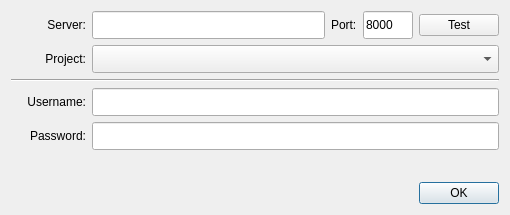
Above: maya/ui/auth.ui from lonegather/Samkit before the change. Below: the same form after it.
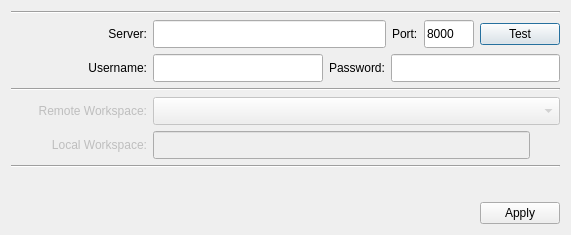
That is the form after the change.

```diff
--- a/maya/ui/auth.ui
+++ b/maya/ui/auth.ui
@@ -6,8 +6,8 @@
    <rect>
     <x>0</x>
     <y>0</y>
-    <width>510</width>
-    <height>215</height>
+    <width>571</width>
+    <height>235</height>
    </rect>
   </property>
   <property name="windowTitle">
@@ -16,7 +16,14 @@
   <property name="modal">
    <bool>true</bool>
   </property>
-  <layout class="QVBoxLayout" name="verticalLayout_3">
+  <layout class="QVBoxLayout" name="verticalLayout_2">
+   <item>
+    <widget class="Line" name="line_3">
+     <property name="orientation">
+      <enum>Qt::Horizontal</enum>
+     </property>
+    </widget>
+   </item>
    <item>
     <layout class="QHBoxLayout" name="horizontalLayout">
      <item>
@@ -29,7 +36,7 @@
        </property>
        <property name="minimumSize">
         <size>
-         <width>75</width>
+         <width>136</width>
          <height>0</height>
         </size>
        </property>
@@ -101,56 +108,13 @@
      </item>
     </layout>
    </item>
-   <item>
-    <layout class="QHBoxLayout" name="horizontalLayout_4">
-     <item>
-      <widget class="QLabel" name="label_5">
-       <property name="sizePolicy">
-        <sizepolicy hsizetype="Fixed" vsizetype="Preferred">
-         <horstretch>0</horstretch>
-         <verstretch>0</verstretch>
-        </sizepolicy>
-       </property>
-       <property name="minimumSize">
-        <size>
-         <width>75</width>
-         <height>0</height>
-        </size>
-       </property>
-       <property name="text">
-        <string>Project:</string>
-       </property>
-       <property name="alignment">
-        <set>Qt::AlignRight|Qt::AlignTrailing|Qt::AlignVCenter</set>
-       </property>
-      </widget>
-     </item>
-     <item>
-      <widget class="QComboBox" name="cb_project">
-       <property name="minimumSize">
-        <size>
-         <width>0</width>
-         <height>28</height>
-        </size>
-       </property>
-      </widget>
-     </item>
-    </layout>
-   </item>
-   <item>
-    <widget class="Line" name="line">
-     <property name="orientation">
-      <enum>Qt::Horizontal</enum>
-     </property>
-    </widget>
-   </item>
    <item>
     <layout class="QHBoxLayout" name="horizontalLayout_2">
      <item>
       <widget class="QLabel" name="label_2">
        <property name="minimumSize">
         <size>
-         <width>75</width>
+         <width>136</width>
          <height>0</height>
         </size>
        </property>
@@ -172,24 +136,11 @@
        </property>
       </widget>
      </item>
-    </layout>
-   </item>
-   <item>
-    <layout class="QHBoxLayout" name="horizontalLayout_3">
      <item>
       <widget class="QLabel" name="label_3">
-       <property name="minimumSize">
-        <size>
-         <width>75</width>
-         <height>0</height>
-        </size>
-       </property>
        <property name="text">
         <string>Password:</string>
        </property>
-       <property name="alignment">
-        <set>Qt::AlignRight|Qt::AlignTrailing|Qt::AlignVCenter</set>
-       </property>
       </widget>
      </item>
      <item>
@@ -207,6 +158,117 @@
      </item>
     </layout>
    </item>
+   <item>
+    <widget class="Line" name="line">
+     <property name="orientation">
+      <enum>Qt::Horizontal</enum>
+     </property>
+    </widget>
+   </item>
+   <item>
+    <widget class="QWidget" name="wgt_workspace" native="true">
+     <property name="enabled">
+      <bool>false</bool>
+     </property>
+     <layout class="QVBoxLayout" name="verticalLayout">
+      <property name="leftMargin">
+       <number>0</number>
+      </property>
+      <property name="topMargin">
+       <number>0</number>
+      </property>
+      <property name="rightMargin">
+       <number>0</number>
+      </property>
+      <property name="bottomMargin">
+       <number>0</number>
+      </property>
+      <item>
+       <layout class="QHBoxLayout" name="horizontalLayout_4">
+        <item>
+         <widget class="QLabel" name="label_5">
+          <property name="sizePolicy">
+           <sizepolicy hsizetype="Fixed" vsizetype="Preferred">
+            <horstretch>0</horstretch>
+            <verstretch>0</verstretch>
+           </sizepolicy>
+          </property>
+          <property name="minimumSize">
+           <size>
+            <width>136</width>
+            <height>0</height>
+           </size>
+          </property>
+          <property name="text">
+           <string>Remote Workspace:</string>
+          </property>
+          <property name="alignment">
+           <set>Qt::AlignRight|Qt::AlignTrailing|Qt::AlignVCenter</set>
+          </property>
+         </widget>
+        </item>
+        <item>
+         <widget class="QComboBox" name="cb_project">
+          <property name="minimumSize">
+           <size>
+            <width>0</width>
+            <height>28</height>
+           </size>
+          </property>
+         </widget>
+        </item>
+       </layout>
+      </item>
+      <item>
+       <layout class="QHBoxLayout" name="horizontalLayout_5">
+        <item>
+         <widget class="QLabel" name="label_6">
+          <property name="minimumSize">
+           <size>
+            <width>136</width>
+            <height>0</height>
+           </size>
+          </property>
+          <property name="text">
+           <string>Local Workspace:</string>
+          </property>
+          <property name="alignment">
+           <set>Qt::AlignRight|Qt::AlignTrailing|Qt::AlignVCenter</set>
+          </property>
+         </widget>
+        </item>
+        <item>
+         <widget class="QLineEdit" name="le_workspace">
+          <property name="minimumSize">
+           <size>
+            <width>0</width>
+            <height>28</height>
+           </size>
+          </property>
+         </widget>
+        </item>
+        <item>
+         <widget class="QToolButton" name="tb_browse">
+          <property name="text">
+           <string/>
+          </property>
+          <property name="autoRaise">
+           <bool>true</bool>
+          </property>
+         </widget>
+        </item>
+       </layout>
+      </item>
+     </layout>
+    </widget>
+   </item>
+   <item>
+    <widget class="Line" name="line_2">
+     <property name="orientation">
+      <enum>Qt::Horizontal</enum>
+     </property>
+    </widget>
+   </item>
    <item>
     <spacer name="verticalSpacer">
      <property name="orientation">
@@ -226,7 +288,7 @@
       <enum>Qt::Horizontal</enum>
      </property>
      <property name="standardButtons">
-      <set>QDialogButtonBox::Ok</set>
+      <set>QDialogButtonBox::Apply</set>
      </property>
     </widget>
    </item>
```
Left out of the diff: 12 changed lines with no effect on the pictures.
